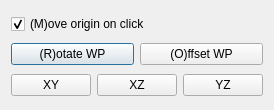
Before: the Qt Designer form dialogz/hackedline.ui in oddtopus/dodo, drawn with Qt 5.
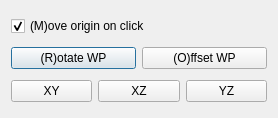
After: the same form once the commit is applied.

```diff
--- a/dialogz/hackedline.ui
+++ b/dialogz/hackedline.ui
@@ -6,8 +6,8 @@
    <rect>
     <x>0</x>
     <y>0</y>
-    <width>196</width>
-    <height>110</height>
+    <width>278</width>
+    <height>118</height>
    </rect>
   </property>
   <property name="windowTitle">
```
Left out of the diff: 8 changed lines with no effect on the pictures.
